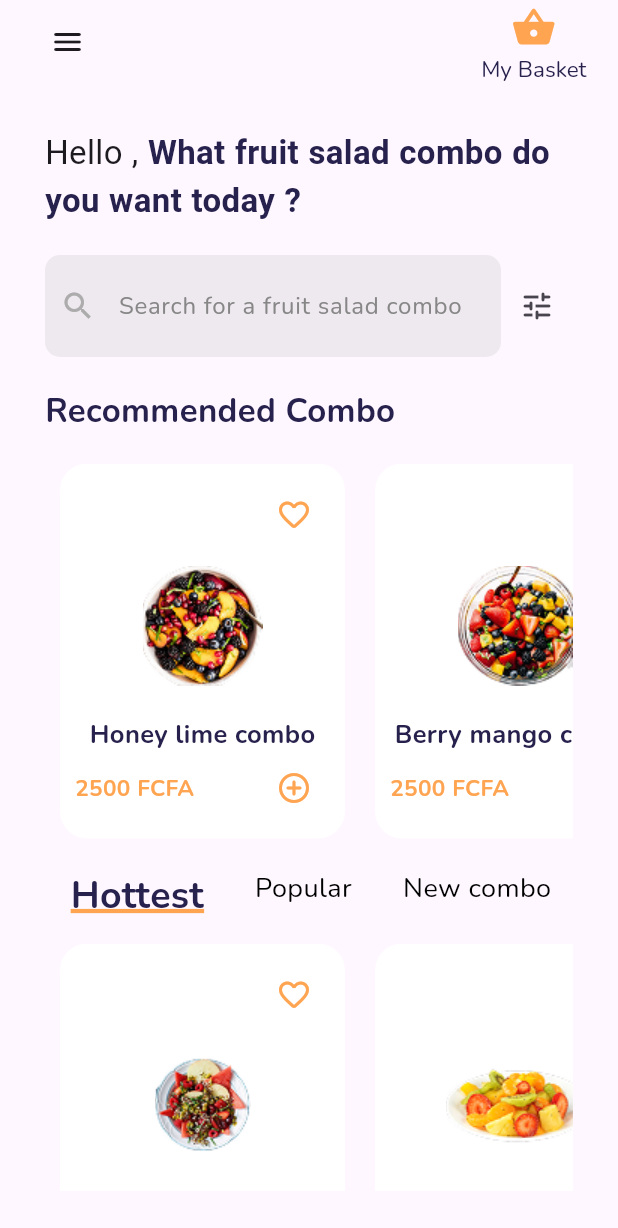
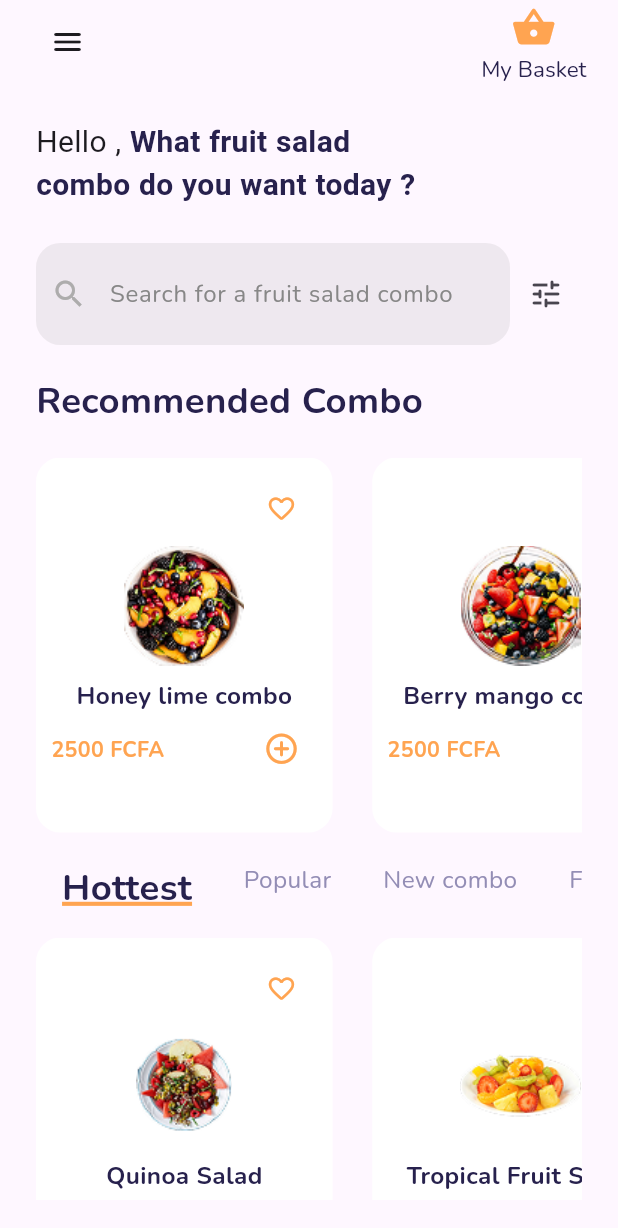
Before and after one commit to sweethehe/Fruit_Hub, a Flutter app: the HomeScreen screen opened directly with empty values, on a phone screen of 412 x 824 dp. Shown: the top 1228 px of the screen. Run offline on Flutter 3.47's test engine with Material 3 defaults, Android fonts, the phone set to English and light mode, and no system bars; our stand-ins replace flutter_screenutil, google_fonts.

Commit message:
updating the home page by adding screenutils

```diff
--- a/fruit_hub/lib/components/salad_tile.dart
+++ b/fruit_hub/lib/components/salad_tile.dart
@@ -1,4 +1,5 @@
 import 'package:flutter/material.dart';
+import 'package:flutter_screenutil/flutter_screenutil.dart';
 import 'package:fruit_hub/components/ui.dart';
 
 class SaladTile extends StatefulWidget {
@@ -19,14 +20,15 @@ class _SaladTileState extends State<SaladTile> {
   @override
   Widget build(BuildContext context) {
     return Padding(
-      padding: const EdgeInsets.symmetric(horizontal: 10),
+      padding: EdgeInsets.only(right: 24.w),
       child: Container(
-        width: 190,
+        width: 180.w,
+        height: 183.h,
         decoration: BoxDecoration(
           color: white,
-          borderRadius: const BorderRadius.all(Radius.circular(18)),
+          borderRadius: BorderRadius.all(Radius.circular(16.r)),
         ),
-        padding: const EdgeInsets.all(10),
+        padding: EdgeInsets.all(10.h),
         child: Column(
           children: [
             Align(
@@ -36,18 +38,19 @@ class _SaladTileState extends State<SaladTile> {
                   icon: Icon(
                     Icons.favorite_border_rounded,
                     color: lightOrange,
+                    size: 20.h,
                   )),
             ),
             Image.asset(
               widget.image,
-              height: 100,
-              width: 100,
+              height: 80.h,
+              width: 80.h,
             ),
-            const SizedBox(height: 10),
+            SizedBox(height: 8.h),
             Text(widget.name,
-                style: const TextStyle(
+                style: TextStyle(
                     color: darkBlue,
-                    fontSize: 17,
+                    fontSize: 16.h,
                     fontWeight: FontWeight.bold)),
             Row(
               mainAxisAlignment: MainAxisAlignment.spaceBetween,
@@ -55,12 +58,13 @@ class _SaladTileState extends State<SaladTile> {
                 Text(widget.price,
                     style: TextStyle(
                         color: lightOrange,
-                        fontSize: 15,
+                        fontSize: 14.h,
                         fontWeight: FontWeight.bold)),
                 IconButton(
                     onPressed: () {},
                     icon: Icon(
                       Icons.add_circle_outline_rounded,
+                      size: 24.h,
                       color: lightOrange,
                     ))
               ],
--- a/fruit_hub/lib/components/search_bar.dart
+++ b/fruit_hub/lib/components/search_bar.dart
@@ -1,4 +1,5 @@
 import 'package:flutter/material.dart';
+import 'package:flutter_screenutil/flutter_screenutil.dart';
 import 'package:fruit_hub/components/ui.dart';
 
 class MySearchBar extends StatefulWidget {
@@ -17,7 +18,7 @@ class _MySearchBarState extends State<MySearchBar> {
     return Container(
       padding: const EdgeInsets.symmetric(horizontal: 10, vertical: 10),
       decoration: BoxDecoration(
-        borderRadius: const BorderRadius.all(Radius.circular(10)),
+        borderRadius: BorderRadius.all(Radius.circular(16.h)),
         color: const Color.fromARGB(50, 173, 172, 172),
       ),
       child: Row(
--- a/fruit_hub/lib/components/ui.dart
+++ b/fruit_hub/lib/components/ui.dart
@@ -5,5 +5,6 @@ const darkOrange = Color(0xFFF08626);
 const darkBlue = Color(0xFF27214D);
 const black = Colors.black;
 const white = Colors.white;
+const listGrey = Color(0xFF938DB5);
 const grey = Color.fromARGB(255, 173, 172, 172);
 const figmaGrey = Color(0xFFF3F4F9);
--- a/fruit_hub/lib/main.dart
+++ b/fruit_hub/lib/main.dart
@@ -1,4 +1,5 @@
 import 'package:flutter/material.dart';
+import 'package:flutter_screenutil/flutter_screenutil.dart';
 import 'package:fruit_hub/pages/splash_screen.dart';
 import 'package:google_fonts/google_fonts.dart';
 
@@ -11,11 +12,18 @@ class MainApp extends StatelessWidget {
 
   @override
   Widget build(BuildContext context) {
+    return ScreenUtilInit(
+       designSize: Size(375, 812),
+      minTextAdapt: true,
+      splitScreenMode: true,
+      builder: (context, child) {
         return MaterialApp(
           debugShowCheckedModeBanner: false,
           theme: ThemeData(
             fontFamily: GoogleFonts.nunito().fontFamily,
           ),
           home: SplashScreen());
+      },
+    );
   }
 }
--- a/fruit_hub/lib/pages/home_screen.dart
+++ b/fruit_hub/lib/pages/home_screen.dart
@@ -1,4 +1,5 @@
 import 'package:flutter/material.dart';
+import 'package:flutter_screenutil/flutter_screenutil.dart';
 import 'package:fruit_hub/components/salad_tile.dart';
 import 'package:fruit_hub/components/search_bar.dart';
 import 'package:fruit_hub/components/ui.dart';
@@ -22,6 +23,10 @@ class _HomeScreenState extends State<HomeScreen> {
     "New combo",
     "Favorites"
   ];
+
+  ///////////////////////////////////////////////////////////////////////
+
+
   final List<Widget> categoryContents = [
     SizedBox(
       height: 250,
@@ -88,6 +93,14 @@ class _HomeScreenState extends State<HomeScreen> {
       ),
     )
   ];
+
+
+
+  ////////////////////////////////////////////////
+
+
+
+
   @override
   Widget build(BuildContext context) {
     return Scaffold(
@@ -130,7 +143,7 @@ class _HomeScreenState extends State<HomeScreen> {
           ),
         ),
         body: Padding(
-          padding: const EdgeInsets.symmetric(horizontal: 30, vertical: 30),
+          padding: const EdgeInsets.symmetric(horizontal: 24, vertical: 24),
           child: SingleChildScrollView(
             child: Column(
               crossAxisAlignment: CrossAxisAlignment.start,
@@ -138,15 +151,15 @@ class _HomeScreenState extends State<HomeScreen> {
                 Text.rich(
                   TextSpan(
                       text: "Hello ${widget.username},",
-                      style: TextStyle(fontSize: 22),
+                      style: TextStyle(fontSize: 20),
                       children: [
                         TextSpan(
-                            text: " What fruit salad combo do you want today ?",
+                            text: " What fruit salad \ncombo do you want today ?",
                             style: TextStyle(
                                 color: darkBlue, fontWeight: FontWeight.bold))
                       ]),
                 ),
-                const SizedBox(height: 20),
+                const SizedBox(height: 24),
                 // Search Bar
                 Row(
                   children: [
@@ -163,7 +176,7 @@ class _HomeScreenState extends State<HomeScreen> {
                 Text(
                   "Recommended Combo",
                   style: TextStyle(
-                      fontSize: 22,
+                      fontSize: 24.h,
                       color: darkBlue,
                       fontWeight: FontWeight.bold),
                   textAlign: TextAlign.left,
@@ -200,17 +213,17 @@ class _HomeScreenState extends State<HomeScreen> {
                           });
                         },
                         child: Padding(
-                          padding: const EdgeInsets.symmetric(horizontal: 17),
+                          padding: EdgeInsets.symmetric(horizontal: 17.h),
                           child: Text(
                             categories[index],
                             style: TextStyle(
                               color: selectedCategory == index
                                   ? darkBlue
-                                  : Colors.black,
+                                  : listGrey,
                               fontWeight: selectedCategory == index
                                   ? FontWeight.bold
                                   : FontWeight.normal,
-                              fontSize: selectedCategory == index ? 25 : 18,
+                              fontSize: selectedCategory == index ? 24.h : 16.h,
                               decoration: selectedCategory == index
                                   ? TextDecoration.underline
                                   : TextDecoration.none,
--- a/fruit_hub/pubspec.yaml
+++ b/fruit_hub/pubspec.yaml
@@ -9,6 +9,7 @@ environment:
 dependencies:
   flutter:
     sdk: flutter
+  flutter_screenutil: ^5.9.3
   google_fonts: ^6.2.1
 
 dev_dependencies:
@@ -20,4 +21,5 @@ flutter:
   uses-material-design: true
 
   assets:
+    - assets/images/
     - assets/images/combo/
```
Also changed, not shown: fruit_hub/pubspec.lock. Lines whose indentation alone changed are shown as unchanged.
